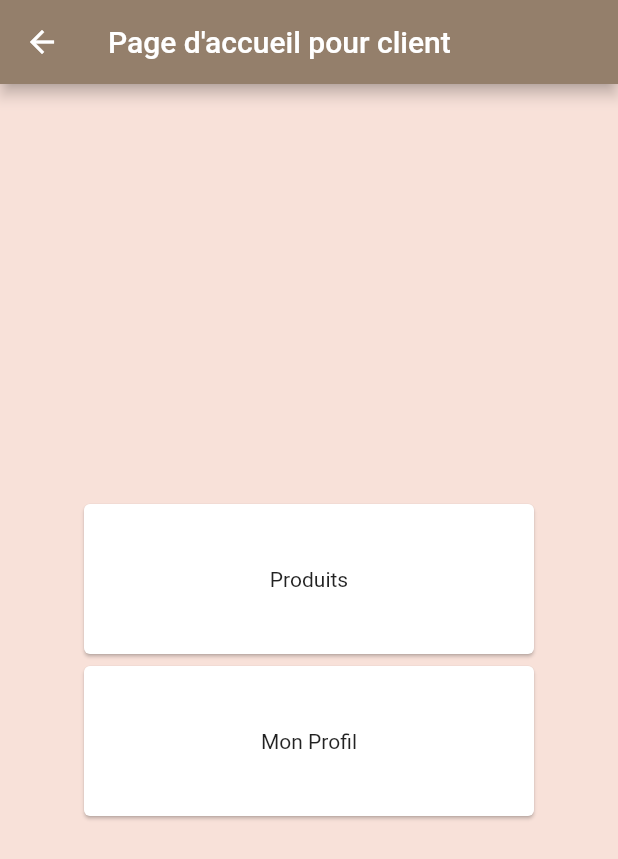
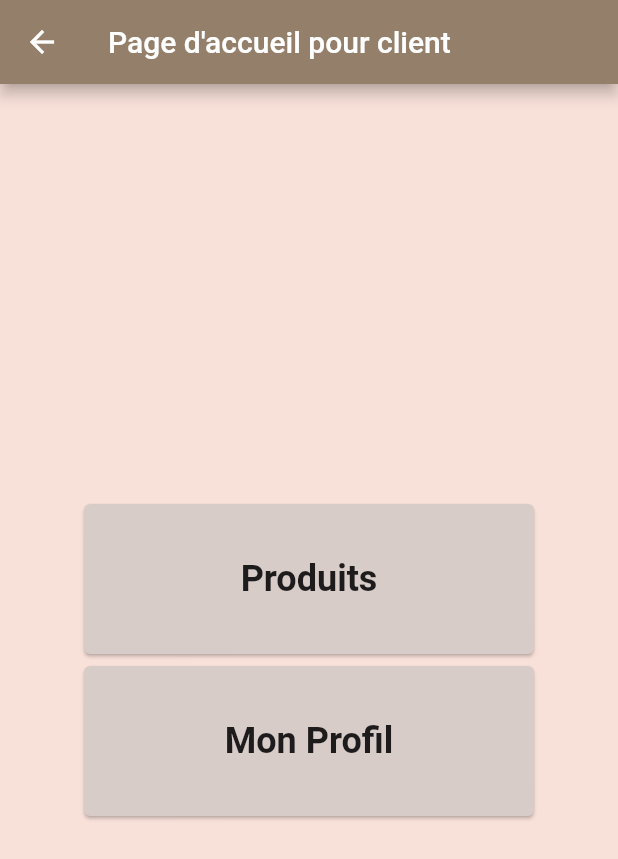
Before and after one commit to Karine-Benhaimi/flutter_project, a Flutter app: the ClientHomePage screen opened directly, on a phone screen of 412 x 824 dp. Shown: the top 859 px of the screen. Run offline on Flutter 3.47's test engine with Material 2 defaults, Android fonts, the phone set to English and light mode, and no system bars; our stand-ins replace flutter_rating_bar, font_awesome_flutter.

Commit message:
initi projet

```diff
--- a/flutter_app/lib/admin_home_page.dart
+++ b/flutter_app/lib/admin_home_page.dart
@@ -37,7 +37,7 @@ class CardClient extends StatelessWidget {
   Widget build(BuildContext context) {
     return Center(
       child: Card(
-          color: Color(0xFFE1BEB1),
+          color: Colors.brown[100],
           child: new InkWell(
             onTap: (){
               Navigator.push(
@@ -72,7 +72,7 @@ CardProduct(this.str);
 @override
 Widget build(BuildContext context) {
   return Card(
-    color: Color(0xFFE1BEB1),
+    color: Colors.brown[100],
     child: InkWell(
       onTap: (){
         Navigator.push(
@@ -105,7 +105,7 @@ class CardCommand extends StatelessWidget {
   @override
   Widget build(BuildContext context) {
     return Card(
-      color: Color(0xFFE1BEB1),
+      color: Colors.brown[100],
       child: InkWell(
         onTap: (){
           Navigator.push(
--- a/flutter_app/lib/client_home_page.dart
+++ b/flutter_app/lib/client_home_page.dart
@@ -31,6 +31,7 @@ class CardProfil extends StatelessWidget {
   Widget build(BuildContext context) {
     return Center(
       child: Card(
+        color: Colors.brown[100],
         child: new InkWell(
           onTap: (){
             Navigator.push(
@@ -47,7 +48,15 @@ class CardProfil extends StatelessWidget {
           child: SizedBox(
             width: 300,
             height: 100,
-            child: Center(child: Text(str)),
+            child: Center(
+              child: Text(
+                str,
+                style: TextStyle(
+                  fontSize: 24,
+                  fontWeight: FontWeight.bold,
+                ),
+              ),
+            ),
           ),
         ),
       ),
@@ -63,6 +72,7 @@ class CardProduct extends StatelessWidget {
   Widget build(BuildContext context) {
     return Center(
       child: Card(
+        color: Colors.brown[100],
         child: new InkWell(
           onTap: (){
             Navigator.push(
@@ -73,7 +83,15 @@ class CardProduct extends StatelessWidget {
           child: SizedBox(
             width: 300,
             height: 100,
-            child: Center(child: Text(str)),
+            child: Center(
+              child: Text(
+                str,
+                style: TextStyle(
+                  fontSize: 24,
+                  fontWeight: FontWeight.bold,
+                ),
+              ),
+            ),
           ),
         ),
       ),
```
Also changed, not shown: flutter_app/assets/coffee/produits.jpg (deleted).
